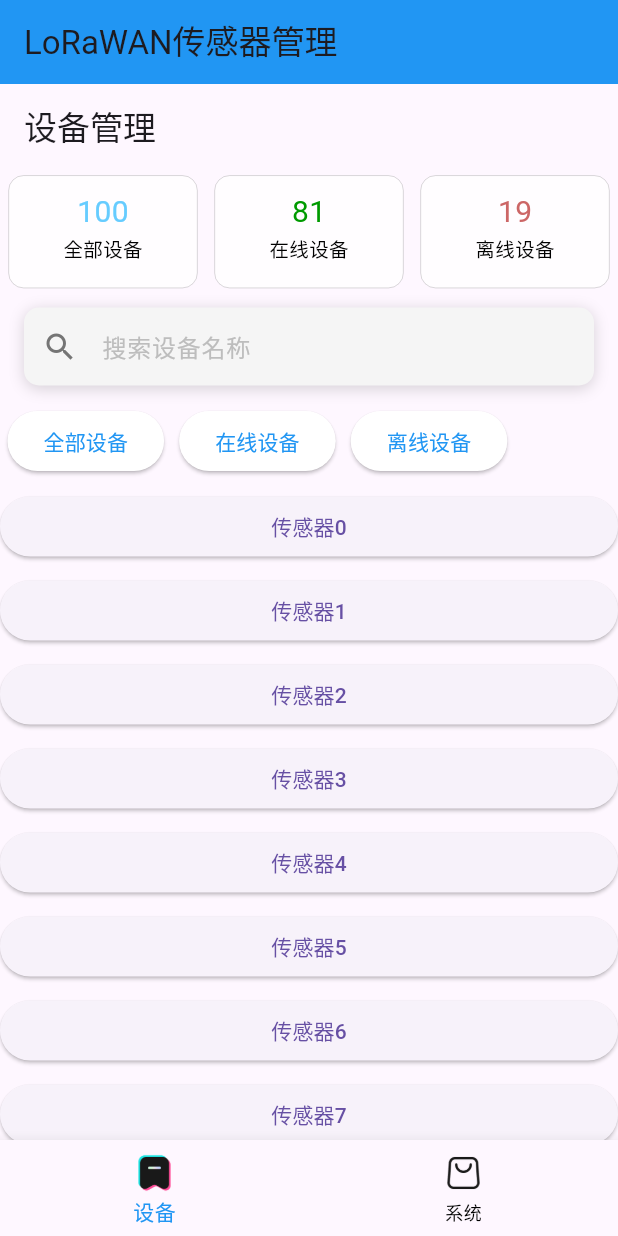
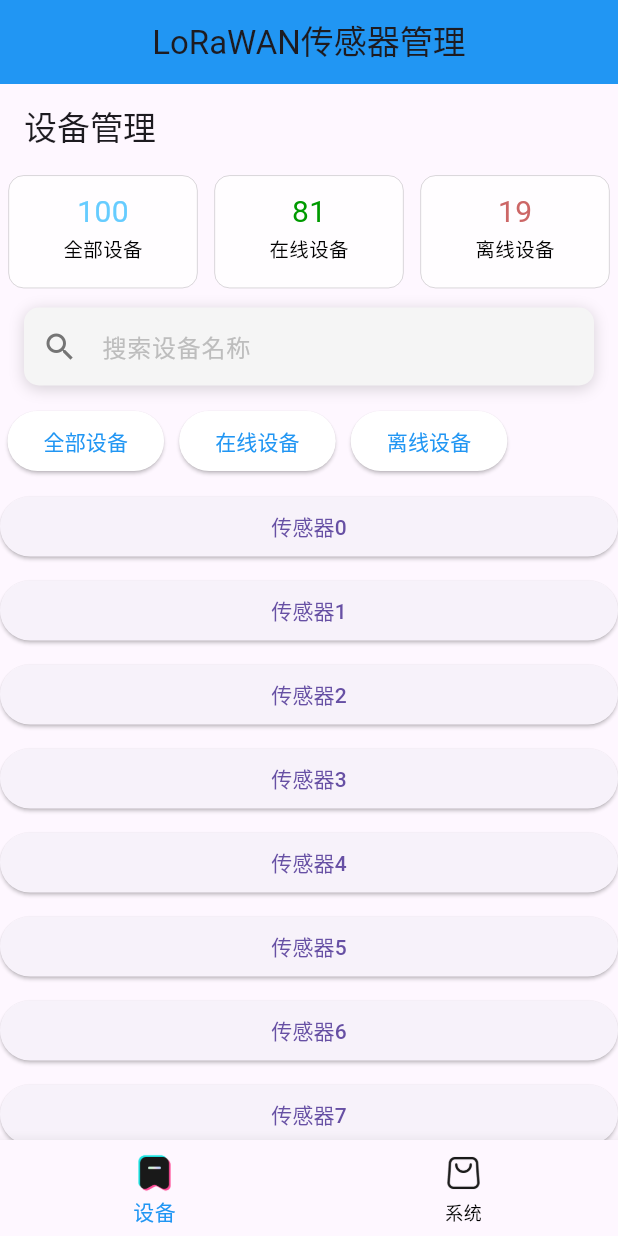
Before and after one commit to Nahida1O27/UI4LoRaWAN, a Flutter app: the screen it shows after launch, on a phone screen of 412 x 824 dp. Run offline on Flutter 3.47's test engine with Material 3 defaults, Android fonts, the phone set to English and light mode, and no system bars.

Commit message:
居中标题
Co-authored-by: Copilot <copilot@github.com>

```diff
--- a/lib/pages/Main/index.dart
+++ b/lib/pages/Main/index.dart
@@ -48,7 +48,10 @@ class _MainPageState extends State<MainPage> {
   @override
   Widget build(BuildContext context) {
     return Scaffold(
-      appBar: AppBar(title: Text("LoRaWAN传感器管理"), backgroundColor: Colors.blue),
+      appBar: AppBar(
+        title: Center(child: Text("LoRaWAN传感器管理")),
+        backgroundColor: Colors.blue,
+      ),
       body: SafeArea(
         child: IndexedStack(index: _currentIndex, children: _getShowWidget()),
       ),
@@ -58,9 +61,8 @@ class _MainPageState extends State<MainPage> {
         selectedItemColor: Colors.blue,
         unselectedLabelStyle: TextStyle(color: Colors.black),
         onTap: (index) {
-          setState(() {
-            _currentIndex = index;
-          });
+          _currentIndex = index;
+          setState(() {});
         },
         currentIndex: _currentIndex,
         items: _getTabBarWidget(),
```
